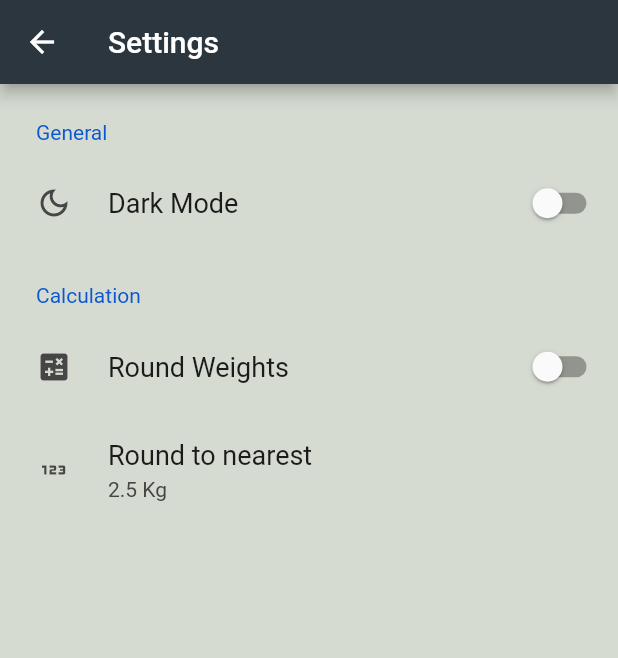
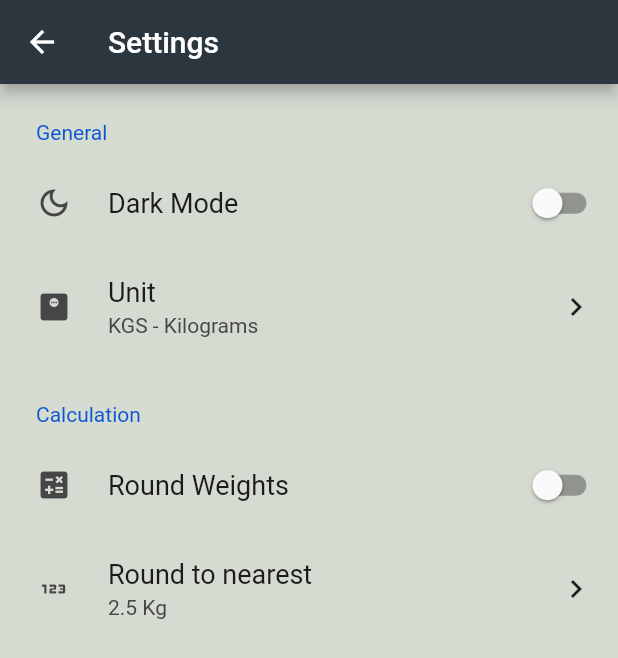
Before and after one commit to othman98shawgan/one-rep-max-calc, a Flutter app: the screen it shows after launch, after a tap on "Calculate", after a tap on the "settings" icon, on a phone screen of 412 x 824 dp. Shown: the top 658 px of the screen. Run offline on Flutter 3.47's test engine with Material 2 defaults, Android fonts, the light colour scheme and no system bars; drawn by our look-alikes of settings_ui; our stand-ins replace shared_preferences.

Commit message:
#6: add unit setting

```diff
--- a/lib/main.dart
+++ b/lib/main.dart
@@ -1,5 +1,6 @@
 import 'package:flutter/material.dart';
 import 'package:one_rep_max_calc/service/round_to_service.dart';
+import 'package:one_rep_max_calc/service/unit_service.dart';
 import 'package:one_rep_max_calc/ui/settings_page.dart';
 
 import 'service/theme_service.dart';
@@ -11,6 +12,7 @@ void main() {
     MultiProvider(
       providers: [
         ChangeNotifierProvider(create: (context) => ThemeNotifier()),
+        ChangeNotifierProvider(create: (context) => UnitNotifier()),
         ChangeNotifierProvider(create: (context) => RoundNotifier()),
         ChangeNotifierProvider(create: (context) => RoundValueNotifier()),
       ],
--- /dev/null
+++ b/lib/service/unit_service.dart
@@ -0,0 +1,102 @@
+import 'package:flutter/material.dart';
+import 'package:provider/provider.dart';
+import 'store_manager.dart';
+
+class UnitNotifier with ChangeNotifier {
+  String _unit = 'KGS';
+  String get unit => _unit;
+
+  String _unitDesc = 'KGS - Kilograms';
+  String get unitDesc => _unitDesc;
+
+  UnitNotifier() {
+    StorageManager.readData('Unit').then((value) {
+      _unit = value ?? 'KGS';
+      _unitDesc = _unit == 'KGS' ? 'KGS - Kilograms' : 'LBS - Pounds';
+      notifyListeners();
+    });
+  }
+
+  void setKGS() async {
+    _unit = 'KGS';
+    _unitDesc = 'KGS - Kilograms';
+    StorageManager.saveData('Unit', 'KGS');
+    notifyListeners();
+  }
+
+  void setLBS() async {
+    _unit = 'LBS';
+    _unitDesc = 'LBS - Pounds';
+    StorageManager.saveData('Unit', 'LBS');
+    notifyListeners();
+  }
+}
+
+showUnitDialog(BuildContext context, String unit) async {
+  String? currentUnit = unit;
+
+  var confirmMethod = (() async {
+    Navigator.pop(context);
+    if (currentUnit == 'KGS') {
+      Provider.of<UnitNotifier>(context, listen: false).setKGS();
+    } else {
+      Provider.of<UnitNotifier>(context, listen: false).setLBS();
+    }
+  });
+
+  AlertDialog alert = AlertDialog(
+      title: const Text('Unit System'),
+      contentPadding: const EdgeInsets.fromLTRB(0.0, 20.0, 0.0, 16.0),
+      actions: [
+        ElevatedButton(onPressed: () => Navigator.pop(context), child: const Text('Cancel')),
+        TextButton(
+          onPressed: confirmMethod,
+          child: const Text('Confirm'),
+        ),
+      ],
+      content: StatefulBuilder(builder: (BuildContext context, StateSetter setState) {
+        return Column(mainAxisSize: MainAxisSize.min, children: [
+          Padding(
+            padding: const EdgeInsets.fromLTRB(24.0, 0.0, 24.0, 0.0),
+            child: Column(
+              mainAxisSize: MainAxisSize.min,
+              children: [
+                RadioListTile(
+                    contentPadding: EdgeInsets.zero,
+                    visualDensity: const VisualDensity(
+                        horizontal: VisualDensity.minimumDensity,
+                        vertical: VisualDensity.minimumDensity),
+                    value: 'KGS',
+                    title: const Text('KGS - Kilogram'),
+                    groupValue: currentUnit,
+                    onChanged: (val) {
+                      setState(() {
+                        currentUnit = val;
+                      });
+                    }),
+                RadioListTile(
+                    contentPadding: EdgeInsets.zero,
+                    visualDensity: const VisualDensity(
+                        horizontal: VisualDensity.minimumDensity,
+                        vertical: VisualDensity.minimumDensity),
+                    value: 'LBS',
+                    title: const Text('LBS - Pounds'),
+                    groupValue: currentUnit,
+                    onChanged: (val) {
+                      setState(() {
+                        currentUnit = val;
+                      });
+                    }),
+              ],
+            ),
+          ),
+        ]);
+      }));
+
+  showDialog(
+    context: context,
+    builder: (BuildContext context) {
+      return alert;
+    },
+  );
+}
--- a/lib/ui/home_page.dart
+++ b/lib/ui/home_page.dart
@@ -1,4 +1,5 @@
 import 'package:flutter/material.dart';
+import 'package:one_rep_max_calc/service/unit_service.dart';
 import 'package:provider/provider.dart';
 
 import '../service/round_to_service.dart';
@@ -39,8 +40,8 @@ class _MyHomePageState extends State<MyHomePage> {
     var flexSpacebetween = 1;
     var flexTextFeild = 3;
 
-    return Consumer2<RoundNotifier, RoundValueNotifier>(
-        builder: (context, roundWeightStatus, roundWeightValue, _) => Center(
+    return Consumer3<RoundNotifier, RoundValueNotifier, UnitNotifier>(
+        builder: (context, roundWeightStatus, roundWeightValue, unitProvider, _) => Center(
               child: Scaffold(
                 resizeToAvoidBottomInset: false,
                 appBar: AppBar(
@@ -169,7 +170,7 @@ class _MyHomePageState extends State<MyHomePage> {
                                   )),
                             )),
                         SizedBox(height: height3 * 0.075),
-                        Text(res == '1RM' ? res : '$res KG',
+                        Text(res == '1RM' ? res : '$res ${unitProvider.unit}',
                             style: const TextStyle(
                               fontSize: 48,
                             )),
--- a/lib/ui/settings_page.dart
+++ b/lib/ui/settings_page.dart
@@ -1,10 +1,9 @@
 import 'package:flutter/material.dart';
 import 'package:one_rep_max_calc/resources/colors.dart';
 import 'package:one_rep_max_calc/service/round_to_service.dart';
+import 'package:one_rep_max_calc/service/unit_service.dart';
 import 'package:provider/provider.dart';
 import 'package:settings_ui/settings_ui.dart';
-
-import '../service/store_manager.dart';
 import '../service/theme_service.dart';
 
 class SettingsPage extends StatefulWidget {
@@ -19,18 +18,8 @@ class SettingsPage extends StatefulWidget {
 class _SettingsPageState extends State<SettingsPage> {
   @override
   Widget build(BuildContext context) {
-    // Full screen width and height
-    double width = MediaQuery.of(context).size.width;
-    double height = MediaQuery.of(context).size.height;
-
-    // Height (without SafeArea)
-    var padding = MediaQuery.of(context).viewPadding;
-
-    // Height (without status and toolbar)
-    double height3 = height - padding.top - kToolbarHeight;
-
-    return Consumer3<ThemeNotifier, RoundNotifier, RoundValueNotifier>(
-      builder: (context, theme, roundWeightStatus, roundWeightValue, child) => Center(
+    return Consumer4<ThemeNotifier, RoundNotifier, RoundValueNotifier, UnitNotifier>(
+      builder: (context, theme, roundWeightStatus, roundWeightValue, unitProvider, child) => Center(
         child: Scaffold(
           appBar: AppBar(
             title: Text(widget.title),
@@ -53,6 +42,15 @@ class _SettingsPageState extends State<SettingsPage> {
                       }
                     },
                   ),
+                  SettingsTile.navigation(
+                    leading: const Icon(Icons.monitor_weight),
+                    title: const Text('Unit'),
+                    value: Text(unitProvider.unitDesc),
+                    trailing: const Icon(Icons.navigate_next),
+                    onPressed: (context) {
+                      showUnitDialog(context, unitProvider.unit);
+                    },
+                  ),
                 ],
               ),
               SettingsSection(
@@ -71,6 +69,7 @@ class _SettingsPageState extends State<SettingsPage> {
                     leading: const Icon(Icons.onetwothree),
                     title: const Text('Round to nearest'),
                     value: Text('${roundWeightValue.getRoundValue()} Kg'),
+                    trailing: const Icon(Icons.navigate_next),
                     onPressed: (context) {
                       showRoundToDialog(context, roundWeightValue.getRoundValue());
                     },
--- a/pubspec.yaml
+++ b/pubspec.yaml
@@ -39,7 +39,7 @@ dependencies:
   settings_ui: ^2.0.2
   shared_preferences: ^2.0.15
   provider: ^6.0.4
-  flutter_launcher_icons: ^0.11.0
+  flutter_launcher_icons: ^0.13.1
 
 dev_dependencies:
   flutter_test:
```
